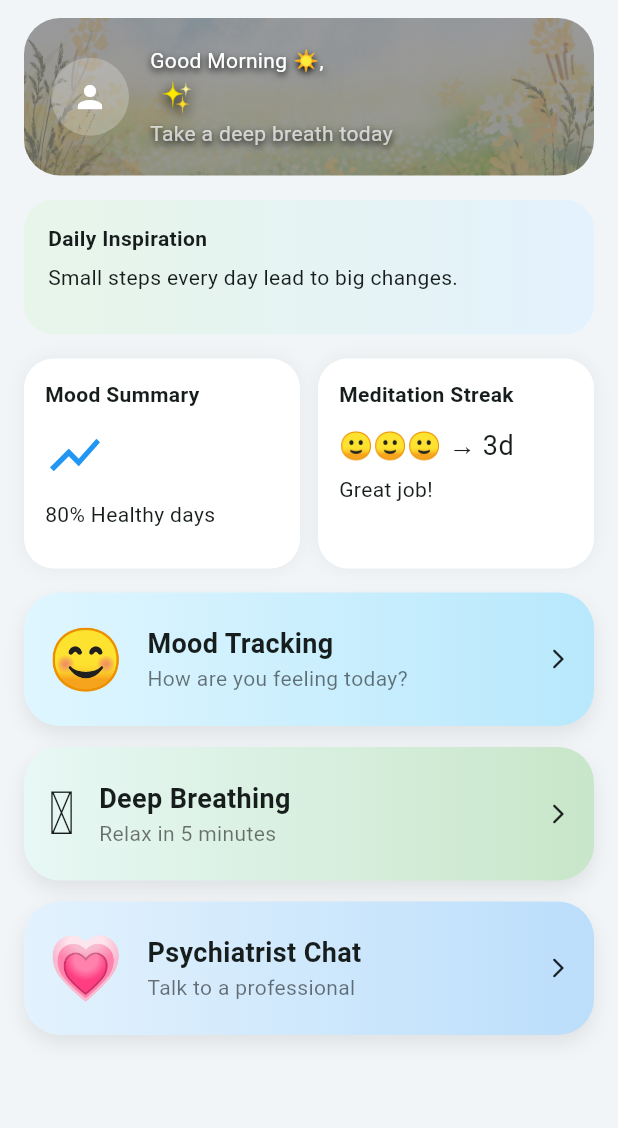
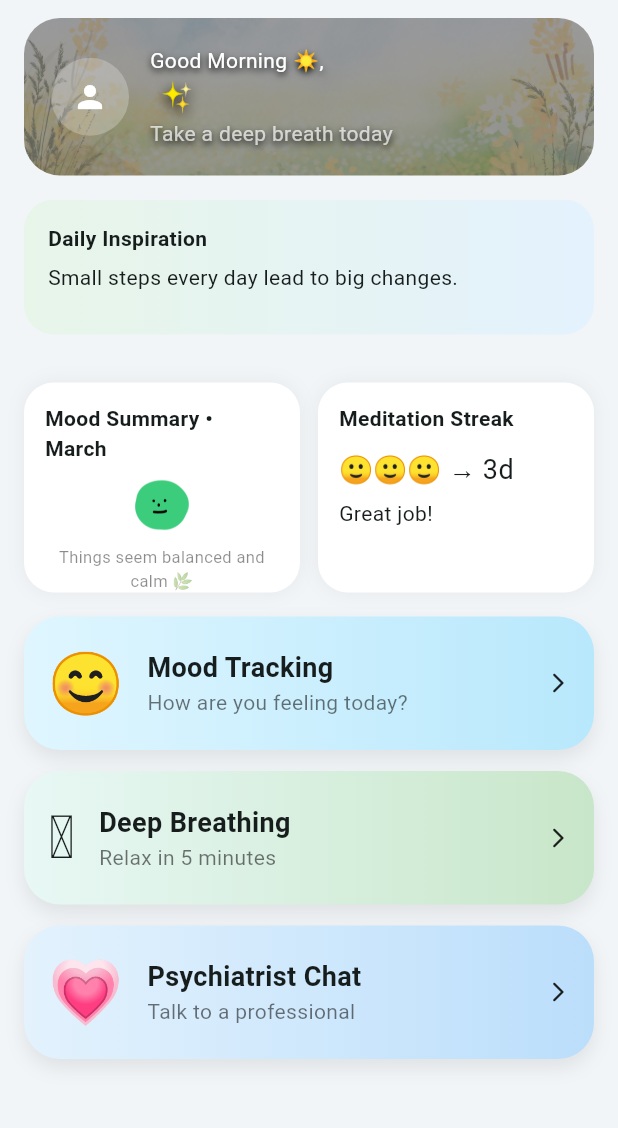
Before and after one commit to arnarock/mindcare, a Flutter app: the screen it shows once a user with an empty profile is signed in, on a phone screen of 412 x 824 dp, the part 108-1236 px from its top. Run offline on Flutter 3.47's test engine with Material 3 defaults, Android fonts, the phone set to English and light mode, and no system bars; our stand-ins replace cloud_firestore, firebase_auth, firebase_core, flutter_local_notifications; accounts and stored records are empty.

Commit message:
Moodsum , cons tmage

```diff
--- /dev/null
+++ b/lib/core/constants/mood_images.dart
@@ -0,0 +1,16 @@
+class MoodImages {
+
+  static const Map<String, String> map = {
+
+    "Ecstatic": "assets/images/moods/mood_ecstatic.png",
+    "Happy": "assets/images/moods/mood_happy.png",
+    "Calm": "assets/images/moods/mood_calm.png",
+    "Bored": "assets/images/moods/mood_bored.png",
+    "Tired": "assets/images/moods/mood_tired.png",
+    "Worried": "assets/images/moods/mood_worried.png",
+    // "Sad": "assets/images/moods/mood_sad.png",
+    // "Stressed": "assets/images/moods/mood_stressed.png",
+    // "Excited": "assets/images/moods/mood_excited.png",
+  };
+
+}
--- /dev/null
+++ b/lib/core/services/mood_stats_service.dart
@@ -0,0 +1,86 @@
+import 'package:cloud_firestore/cloud_firestore.dart';
+import 'package:firebase_auth/firebase_auth.dart';
+
+class MoodStatsService {
+
+ static Future<double> getHealthyPercentage() async {
+
+  final user = FirebaseAuth.instance.currentUser;
+    if (user == null) return 0;
+
+    final now = DateTime.now();
+
+    final start =
+        "${now.year}-${now.month.toString().padLeft(2, '0')}-01";
+
+    final nextMonth = DateTime(now.year, now.month + 1, 1);
+
+    final end =
+        "${nextMonth.year}-${nextMonth.month.toString().padLeft(2, '0')}-01";
+
+    final snapshot = await FirebaseFirestore.instance
+        .collection('users')
+        .doc(user.uid)
+        .collection('moods')
+        .where(FieldPath.documentId, isGreaterThanOrEqualTo: start)
+        .where(FieldPath.documentId, isLessThan: end)
+        .get();
+
+    if (snapshot.docs.isEmpty) return 0;
+
+    int healthy = 0;
+
+    for (var doc in snapshot.docs) {
+
+      final data = doc.data();
+
+      double score = (data["averageScore"] ?? 0).toDouble();
+
+      if (score >= 2) {
+        healthy++;
+      }
+    }
+
+    return (healthy / snapshot.docs.length) * 100;
+  }
+
+  static Future<double> getAverageMood() async {
+
+    final user = FirebaseAuth.instance.currentUser;
+    if (user == null) return 0;
+
+    final now = DateTime.now();
+
+    final start =
+        "${now.year}-${now.month.toString().padLeft(2, '0')}-01";
+
+    final nextMonth = DateTime(now.year, now.month + 1, 1);
+
+    final end =
+        "${nextMonth.year}-${nextMonth.month.toString().padLeft(2, '0')}-01";
+
+    final snapshot = await FirebaseFirestore.instance
+        .collection('users')
+        .doc(user.uid)
+        .collection('moods')
+        .where(FieldPath.documentId, isGreaterThanOrEqualTo: start)
+        .where(FieldPath.documentId, isLessThan: end)
+        .get();
+
+    if (snapshot.docs.isEmpty) return 0;
+
+    double total = 0;
+
+    for (var doc in snapshot.docs) {
+
+      final data = doc.data();
+
+      double score = (data["averageScore"] ?? 0).toDouble();
+
+      total += score;
+    }
+
+    return total / snapshot.docs.length;
+  }
+
+}
--- a/lib/features/home/home.dart
+++ b/lib/features/home/home.dart
@@ -6,6 +6,9 @@ import 'package:mindcare/core/layout/app_layout.dart';
 import 'package:mindcare/features/mood/mood_calendar.dart';
 import 'package:mindcare/features/meditation/meditation_page.dart';
 import 'package:mindcare/features/psychiatrist/psychiatrist_page.dart';
+import 'package:mindcare/core/services/mood_stats_service.dart';
+import 'package:mindcare/core/services/mood_notification_helper.dart';
+import 'package:mindcare/core/constants/mood_images.dart';
 
 class HomePage extends StatefulWidget {
   const HomePage({super.key});
@@ -60,6 +63,26 @@ class _HomePageState extends State<HomePage> {
     }
   }
 
+  String _moodMessage(double avg) {
+
+  if (avg >= 4) {
+    return "You're shining this month ✨";
+  }
+
+  if (avg >= 2) {
+    return "You're doing great, keep it up 💙";
+  }
+
+  if (avg >= 0) {
+    return "Things seem balanced and calm 🌿";
+  }
+
+  if (avg >= -2) {
+    return "Take a little time for yourself today 🤍";
+  }
+
+  return "It's okay to slow down and rest 💛";
+}
   @override
   Widget build(BuildContext context) {
     final user = FirebaseAuth.instance.currentUser;
@@ -108,6 +131,9 @@ class _HomePageState extends State<HomePage> {
                       const SizedBox(height: 16),
 
                       _inspirationCard(),
+
+                      const SizedBox(height: 16),
+
 
                       const SizedBox(height: 16),
 
@@ -275,7 +301,7 @@ class _HomePageState extends State<HomePage> {
           image: AssetImage("assets/images/bg/greeting.png"),
           fit: BoxFit.cover,
 
-          // ทำให้พื้นหลังมืดลงเพื่อให้ตัวหนังสือชัด
+
           colorFilter: ColorFilter.mode(
             Colors.black38,
             BlendMode.darken,
@@ -342,6 +368,34 @@ class _HomePageState extends State<HomePage> {
   }
 
   Widget _moodSummaryCard() {
+    return FutureBuilder<double>(
+      future: MoodStatsService.getAverageMood(),
+      builder: (context, snapshot) {
+
+        if (snapshot.connectionState == ConnectionState.waiting) {
+          return const Center(child: CircularProgressIndicator());
+        }
+
+        if (!snapshot.hasData) {
+          return const Center(child: Text("No mood data"));
+        }
+
+        double avg = snapshot.data!;
+
+        String mood = MoodNotificationHelper.scoreToMood(avg);
+
+        String image =
+            MoodImages.map[mood] ??
+            "assets/images/moods/mood_calm.png";
+
+        const months = [
+          '',
+          'January','February','March','April','May','June',
+          'July','August','September','October','November','December'
+        ];
+
+        String month = months[DateTime.now().month];
+
         return Container(
           padding: const EdgeInsets.all(14),
           decoration: BoxDecoration(
@@ -355,16 +409,40 @@ class _HomePageState extends State<HomePage> {
             ],
           ),
           child: Column(
-        crossAxisAlignment: CrossAxisAlignment.start,
-        children: const [
-          Text("Mood Summary",
-              style: TextStyle(fontWeight: FontWeight.bold)),
-          SizedBox(height: 10),
-          Icon(Icons.show_chart, size: 40, color: Colors.blue),
-          SizedBox(height: 10),
-          Text("80% Healthy days"),
+            mainAxisAlignment: MainAxisAlignment.center,
+            children: [
+
+              Text(
+                "Mood Summary • $month",
+                style: const TextStyle(
+                  fontWeight: FontWeight.bold,
+                ),
+              ),
+
+              const SizedBox(height: 10),
+
+              Image.asset(
+                image,
+                height: 36,
+              ),
+
+              const SizedBox(height: 8),
+
+              Text(
+                _moodMessage(avg),
+                style: const TextStyle(
+                  fontSize: 11,
+                  color: Colors.black45,
+                ),
+                textAlign: TextAlign.center,
+                maxLines: 2,
+                overflow: TextOverflow.ellipsis,
+              ),
+
             ],
           ),
+        );
+      },
     );
   }
 
```
Also changed, not shown: lib/features/mood/mood_calendar.dart (+2 -10 lines), lib/features/mood/mood_diary.dart (+3 -14 lines). Lines whose indentation alone changed are shown as unchanged.
